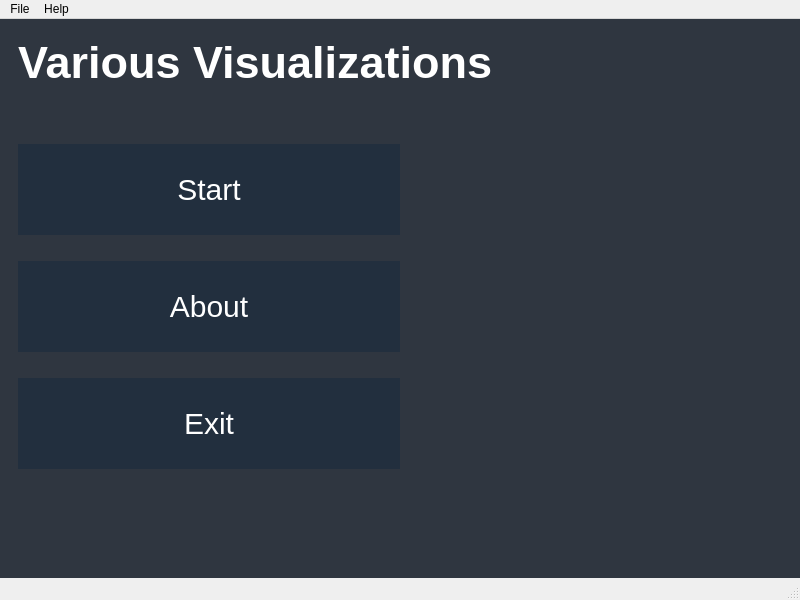
The window that src/GUI/mainwindow.ui (yousifj129/Various-Visualizations) describes before a commit, drawn with Qt 5.
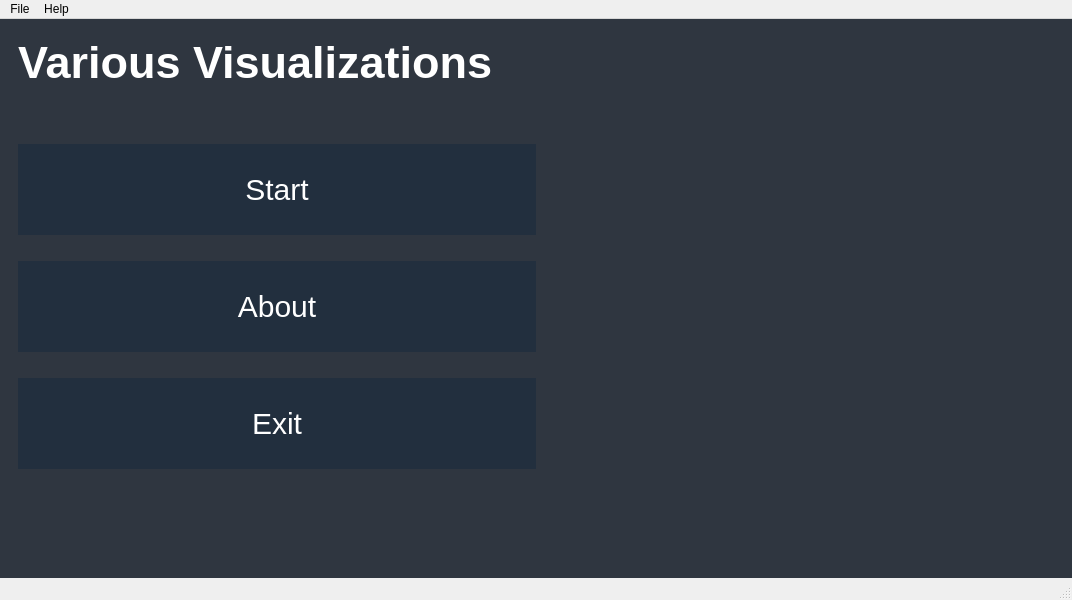
The same window after the commit.

Patch:
```diff
--- a/src/GUI/mainwindow.ui
+++ b/src/GUI/mainwindow.ui
@@ -6,7 +6,7 @@
    <rect>
     <x>0</x>
     <y>0</y>
-    <width>800</width>
+    <width>1072</width>
     <height>600</height>
    </rect>
   </property>
@@ -234,7 +234,7 @@
     <rect>
      <x>0</x>
      <y>0</y>
-     <width>800</width>
+     <width>1072</width>
      <height>22</height>
     </rect>
    </property>
```
